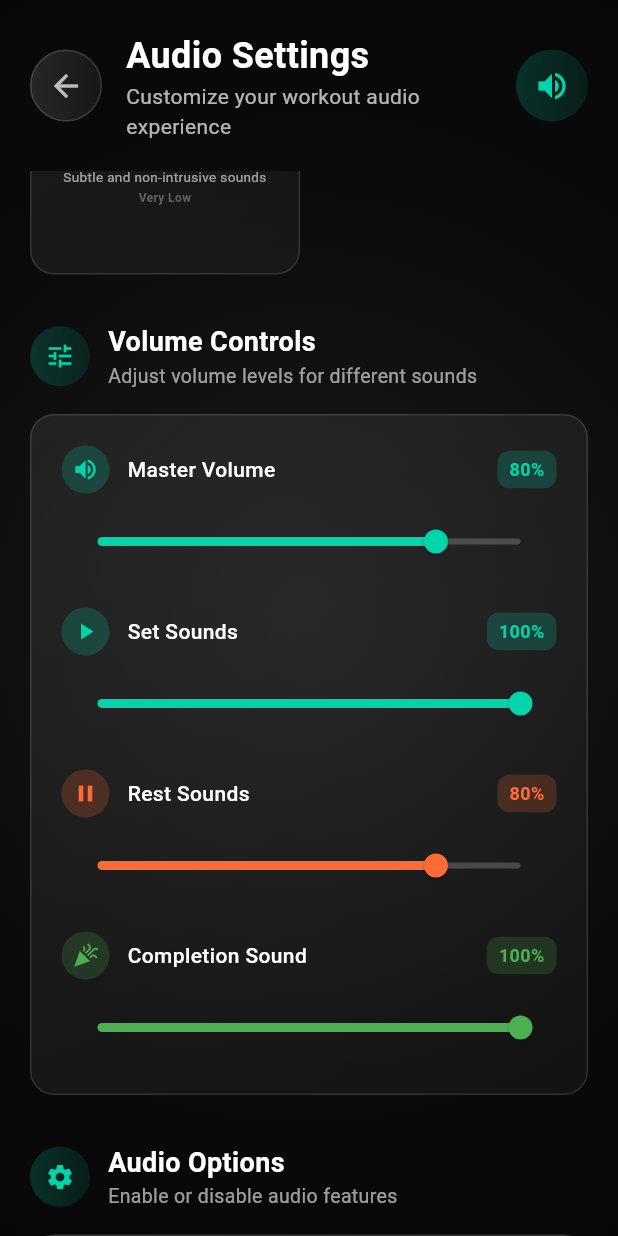
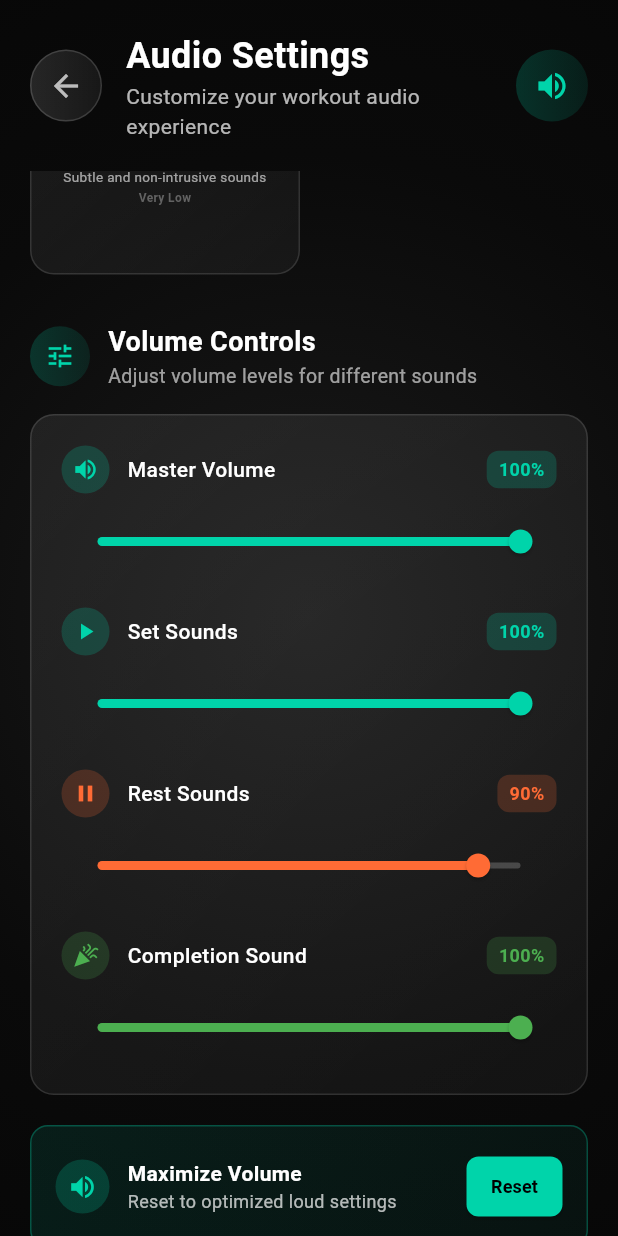
Before and after one commit to JosephDoUrden/SetTimer, a Flutter app: the AudioSettingsView screen opened directly, scrolled down 576 dp, on a phone screen of 412 x 824 dp. Run offline on Flutter 3.47's test engine with Material 3 defaults, Android fonts, the phone set to English and light mode, and no system bars; our stand-ins replace audioplayers, fl_chart, flutter_tts, shared_preferences, sqflite, wakelock_plus; missing offline and left inert: flutter_ringtone_player; accounts and stored records are empty; Roboto replaces fonts that are missing (SF Pro Display).

Commit message:
Add wakelock functionality to prevent screen sleep during workouts, update audio settings for louder output, and enhance UI responsiveness in settings views.

```diff
--- a/lib/main.dart
+++ b/lib/main.dart
@@ -92,7 +92,7 @@ class WorkoutSetTimerApp extends StatelessWidget {
           ),
 
           // Dialog theme for better consistency
-          dialogTheme: const DialogTheme(
+          dialogTheme: const DialogThemeData(
             backgroundColor: Color(0xFF1A1A1A),
             shape: RoundedRectangleBorder(
               borderRadius: BorderRadius.all(Radius.circular(20)),
--- a/lib/services/audio_service.dart
+++ b/lib/services/audio_service.dart
@@ -26,9 +26,9 @@ class AudioService {
 
   // Audio settings
   SoundPack _currentSoundPack = SoundPack.classic;
-  double _masterVolume = 0.8;
+  double _masterVolume = 1.0;  // Increased from 0.8 to 1.0 for louder sounds
   double _setVolume = 1.0;
-  double _restVolume = 0.8;
+  double _restVolume = 0.9;    // Increased from 0.8 to 0.9 for louder rest sounds
   double _completionVolume = 1.0;
   bool _isEnabled = true;
   bool _isVibrationEnabled = true;
@@ -44,8 +44,10 @@ class AudioService {
 
   // Initialize audio service
   Future<void> initialize() async {
+    print('🎵 Initializing AudioService...');
     await _loadSettings();
     await _audioPlayer.setPlayerMode(PlayerMode.lowLatency);
+    print('🎵 AudioService initialized successfully');
   }
 
   // Load settings from SharedPreferences
@@ -56,14 +58,16 @@ class AudioService {
       final soundPackIndex = prefs.getInt('sound_pack') ?? 0;
       _currentSoundPack = SoundPack.values[soundPackIndex.clamp(0, SoundPack.values.length - 1)];
 
-      _masterVolume = prefs.getDouble('master_volume') ?? 0.8;
+      _masterVolume = prefs.getDouble('master_volume') ?? 1.0;  // Increased default from 0.8 to 1.0
       _setVolume = prefs.getDouble('set_volume') ?? 1.0;
-      _restVolume = prefs.getDouble('rest_volume') ?? 0.8;
+      _restVolume = prefs.getDouble('rest_volume') ?? 0.9;    // Increased default from 0.8 to 0.9
       _completionVolume = prefs.getDouble('completion_volume') ?? 1.0;
       _isEnabled = prefs.getBool('audio_enabled') ?? true;
       _isVibrationEnabled = prefs.getBool('vibration_enabled') ?? true;
+
+      print('🔄 Audio settings loaded - Master: ${(_masterVolume * 100).round()}%, Set: ${(_setVolume * 100).round()}%, Rest: ${(_restVolume * 100).round()}%, Completion: ${(_completionVolume * 100).round()}%, Pack: ${_currentSoundPack.displayName}');
     } catch (e) {
-      print('Error loading audio settings: $e');
+      print('❌ Error loading audio settings: $e');
     }
   }
 
@@ -79,8 +83,10 @@ class AudioService {
       await prefs.setDouble('completion_volume', _completionVolume);
       await prefs.setBool('audio_enabled', _isEnabled);
       await prefs.setBool('vibration_enabled', _isVibrationEnabled);
+
+      print('✅ Audio settings saved - Master: ${(_masterVolume * 100).round()}%, Set: ${(_setVolume * 100).round()}%, Rest: ${(_restVolume * 100).round()}%, Completion: ${(_completionVolume * 100).round()}%');
     } catch (e) {
-      print('Error saving audio settings: $e');
+      print('❌ Error saving audio settings: $e');
     }
   }
 
@@ -93,21 +99,25 @@ class AudioService {
   // Update volume settings
   Future<void> setMasterVolume(double volume) async {
     _masterVolume = volume.clamp(0.0, 1.0);
+    print('🔊 Master volume changed to ${(_masterVolume * 100).round()}%');
     await _saveSettings();
   }
 
   Future<void> setSetVolume(double volume) async {
     _setVolume = volume.clamp(0.0, 1.0);
+    print('🔊 Set volume changed to ${(_setVolume * 100).round()}%');
     await _saveSettings();
   }
 
   Future<void> setRestVolume(double volume) async {
     _restVolume = volume.clamp(0.0, 1.0);
+    print('🔊 Rest volume changed to ${(_restVolume * 100).round()}%');
     await _saveSettings();
   }
 
   Future<void> setCompletionVolume(double volume) async {
     _completionVolume = volume.clamp(0.0, 1.0);
+    print('🔊 Completion volume changed to ${(_completionVolume * 100).round()}%');
     await _saveSettings();
   }
 
@@ -119,6 +129,15 @@ class AudioService {
 
   Future<void> setVibrationEnabled(bool enabled) async {
     _isVibrationEnabled = enabled;
+    await _saveSettings();
+  }
+
+  // Reset volume settings to optimized defaults for louder sound
+  Future<void> resetVolumeToDefaults() async {
+    _masterVolume = 1.0;   // Maximum master volume
+    _setVolume = 1.0;      // Maximum set sounds
+    _restVolume = 0.9;     // High rest sounds
+    _completionVolume = 1.0; // Maximum completion sounds
     await _saveSettings();
   }
 
@@ -204,12 +223,18 @@ class AudioService {
   // Fallback system sound method
   Future<void> _playSystemSound(SoundType soundType, double volume) async {
     final config = _getSystemSoundConfig(soundType);
+
+    // Use alarm volume for important sounds (set end, workout complete, warning)
+    bool useAlarmVolume = soundType == SoundType.setEnd ||
+                          soundType == SoundType.workoutComplete ||
+                          soundType == SoundType.warning;
+
     await FlutterRingtonePlayer().play(
       android: config['android'],
       ios: config['ios'],
       looping: config['looping'] ?? false,
       volume: volume,
-      asAlarm: false,
+      asAlarm: useAlarmVolume,  // Use alarm volume for important sounds
     );
   }
 
--- a/lib/views/audio_settings_view.dart
+++ b/lib/views/audio_settings_view.dart
@@ -64,6 +64,8 @@ class _AudioSettingsViewState extends State<AudioSettingsView> with TickerProvid
                         _buildSoundPackSection(),
                         const SizedBox(height: 32),
                         _buildVolumeControlsSection(),
+                        const SizedBox(height: 20),
+                        _buildVolumeResetSection(),
                         const SizedBox(height: 32),
                         _buildAudioOptionsSection(),
                         const SizedBox(height: 32),
@@ -461,14 +463,111 @@ class _AudioSettingsViewState extends State<AudioSettingsView> with TickerProvid
           ),
           child: Slider(
             value: value,
-            onChanged: (newValue) {
-              setState(() {
-                onChanged(newValue);
-              });
+            onChanged: (newValue) async {
+              // Call the async save method first
+              await onChanged(newValue);
+              // Then update UI state
+              setState(() {});
             },
           ),
         ),
       ],
+    );
+  }
+
+  Widget _buildVolumeResetSection() {
+    return Container(
+      padding: const EdgeInsets.all(16),
+      decoration: BoxDecoration(
+        borderRadius: BorderRadius.circular(12),
+        gradient: LinearGradient(
+          colors: [
+            const Color(0xFF00D4AA).withOpacity(0.1),
+            const Color(0xFF00D4AA).withOpacity(0.05),
+          ],
+          begin: Alignment.topLeft,
+          end: Alignment.bottomRight,
+        ),
+        border: Border.all(
+          color: const Color(0xFF00D4AA).withOpacity(0.3),
+          width: 1,
+        ),
+      ),
+      child: Row(
+        children: [
+          Container(
+            width: 36,
+            height: 36,
+            decoration: BoxDecoration(
+              shape: BoxShape.circle,
+              color: const Color(0xFF00D4AA).withOpacity(0.2),
+            ),
+            child: const Icon(
+              Icons.volume_up,
+              color: Color(0xFF00D4AA),
+              size: 20,
+            ),
+          ),
+          const SizedBox(width: 12),
+          Expanded(
+            child: Column(
+              crossAxisAlignment: CrossAxisAlignment.start,
+              children: [
+                const Text(
+                  'Maximize Volume',
+                  style: TextStyle(
+                    color: Colors.white,
+                    fontSize: 14,
+                    fontWeight: FontWeight.w600,
+                  ),
+                ),
+                Text(
+                  'Reset to optimized loud settings',
+                  style: TextStyle(
+                    color: Colors.white.withOpacity(0.7),
+                    fontSize: 12,
+                  ),
+                ),
+              ],
+            ),
+          ),
+          ElevatedButton(
+            onPressed: () async {
+              await _audioService.resetVolumeToDefaults();
+              setState(() {});
+
+              // Play test sound to demonstrate new volume
+              await _audioService.testSound(SoundType.setEnd);
+
+              // Show feedback
+              HapticFeedback.lightImpact();
+              ScaffoldMessenger.of(context).showSnackBar(
+                const SnackBar(
+                  content: Text('Volume reset to maximum settings'),
+                  backgroundColor: Color(0xFF00D4AA),
+                  behavior: SnackBarBehavior.floating,
+                  duration: Duration(seconds: 2),
+                ),
+              );
+            },
+            style: ElevatedButton.styleFrom(
+              backgroundColor: const Color(0xFF00D4AA),
+              foregroundColor: Colors.black,
+              padding: const EdgeInsets.symmetric(horizontal: 16, vertical: 8),
+              shape: RoundedRectangleBorder(
+                borderRadius: BorderRadius.circular(8),
+              ),
+            ),
+            child: const Text(
+              'Reset',
+              style: TextStyle(
+                fontSize: 12,
+                fontWeight: FontWeight.w600,
+              ),
+            ),
+          ),
+        ],
+      ),
     );
   }
 
@@ -573,10 +672,11 @@ class _AudioSettingsViewState extends State<AudioSettingsView> with TickerProvid
         ),
         Switch(
           value: value,
-          onChanged: (newValue) {
-            setState(() {
-              onChanged(newValue);
-            });
+          onChanged: (newValue) async {
+            // Call the async save method first
+            await onChanged(newValue);
+            // Then update UI state
+            setState(() {});
           },
           activeColor: color,
           activeTrackColor: color.withOpacity(0.3),
@@ -780,7 +880,10 @@ class _AudioSettingsViewState extends State<AudioSettingsView> with TickerProvid
   }
 
   Future<void> _selectSoundPack(SoundPack pack) async {
+    // Save the sound pack setting first
     await _audioService.setSoundPack(pack);
+
+    // Update UI state
     setState(() {});
 
     // Play a test sound to preview the new pack
--- a/pubspec.yaml
+++ b/pubspec.yaml
@@ -49,6 +49,9 @@ dependencies:
 
   # Charts and analytics (Sprint 2.2)
   fl_chart: ^0.65.0
+
+  # Screen wakelock to prevent screen from locking during workouts
+  wakelock_plus: ^1.2.1
 
   # The following adds the Cupertino Icons font to your application.
   # Use with the CupertinoIcons class for iOS style icons.
```
Also changed, not shown: lib/controllers/timer_controller.dart (+49 -0 lines), lib/services/voice_coaching_service.dart (+29 -3 lines), lib/views/voice_coaching_settings_view.dart (+21 -17 lines), 2 other files.
